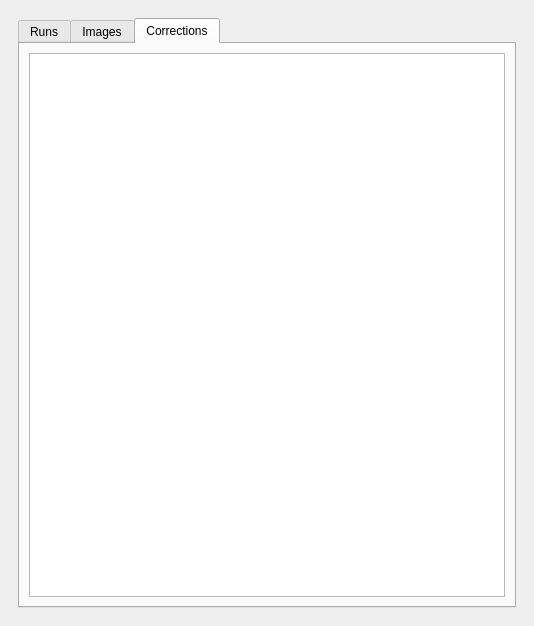
This is image_loader_dockwidget_base.ui in Drew973/PTS_image_loader as Qt 5 draws it before an edit. The edited form follows.
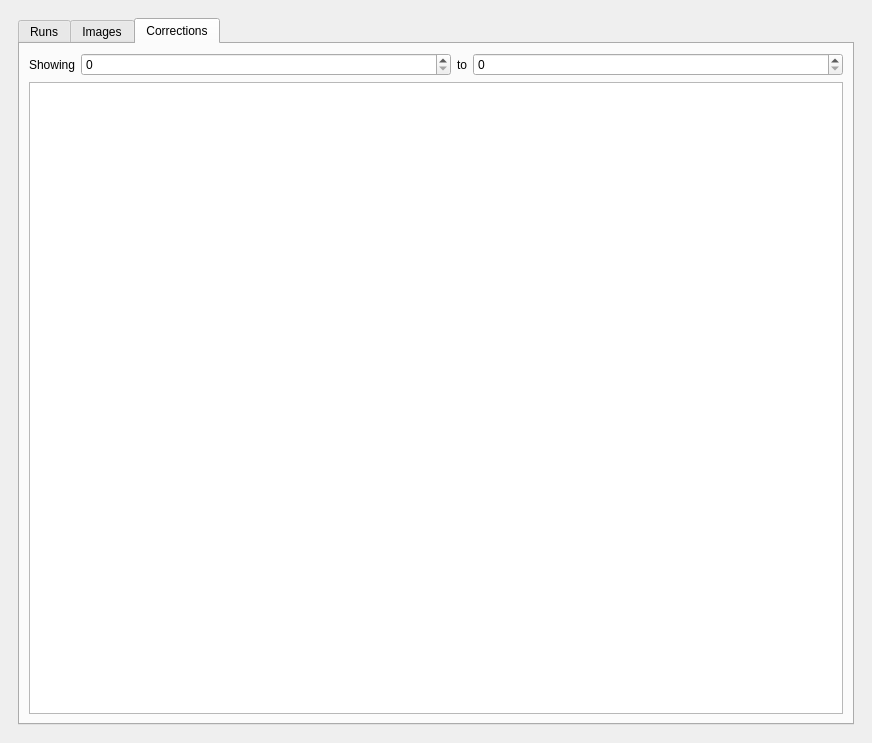
This is the edited form. The open tabs and pages were chosen to show the change. Custom widgets are drawn as their Qt base class.

Commit message: using piecewise affine transforms for corrections. changing to use user selected rather than marked rows

What changed in the file:
```diff
--- a/image_loader_dockwidget_base.ui
+++ b/image_loader_dockwidget_base.ui
@@ -6,8 +6,8 @@
    <rect>
     <x>0</x>
     <y>0</y>
-    <width>534</width>
-    <height>626</height>
+    <width>872</width>
+    <height>743</height>
    </rect>
   </property>
   <property name="windowTitle">
@@ -114,7 +114,58 @@
           </attribute>
           <layout class="QVBoxLayout" name="verticalLayout">
            <item>
-            <widget class="correctionsView" name="correctionsWidget"/>
+            <layout class="QHBoxLayout" name="horizontalLayout_2">
+             <item>
+              <widget class="QLabel" name="label_4">
+               <property name="sizePolicy">
+                <sizepolicy hsizetype="Maximum" vsizetype="Preferred">
+                 <horstretch>0</horstretch>
+                 <verstretch>0</verstretch>
+                </sizepolicy>
+               </property>
+               <property name="text">
+                <string>Showing</string>
+               </property>
+              </widget>
+             </item>
+             <item>
+              <widget class="QSpinBox" name="correctionStart">
+               <property name="maximum">
+                <number>999999999</number>
+               </property>
+              </widget>
+             </item>
+             <item>
+              <widget class="QLabel" name="label_5">
+               <property name="sizePolicy">
+                <sizepolicy hsizetype="Maximum" vsizetype="Preferred">
+                 <horstretch>0</horstretch>
+                 <verstretch>0</verstretch>
+                </sizepolicy>
+               </property>
+               <property name="text">
+                <string>to</string>
+               </property>
+              </widget>
+             </item>
+             <item>
+              <widget class="QSpinBox" name="correctionEnd">
+               <property name="maximum">
+                <number>999999999</number>
+               </property>
+              </widget>
+             </item>
+            </layout>
+           </item>
+           <item>
+            <widget class="correctionsView" name="correctionsWidget">
+             <property name="selectionMode">
+              <enum>QAbstractItemView::MultiSelection</enum>
+             </property>
+             <property name="selectionBehavior">
+              <enum>QAbstractItemView::SelectRows</enum>
+             </property>
+            </widget>
            </item>
           </layout>
          </widget>
```
Left out of the diff: 33 changed lines with no effect on the pictures. The commit also changes 22 other files.
